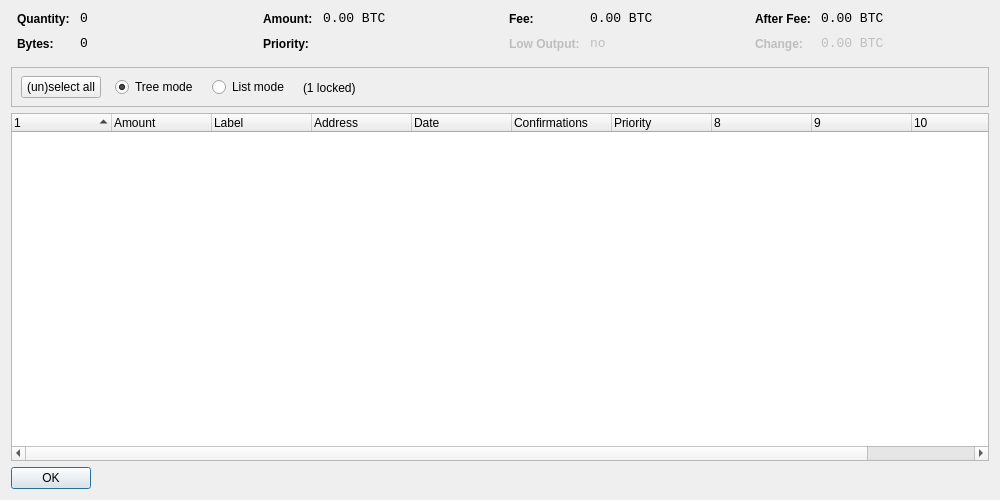
ledvina/zencoin, file src/qt/forms/coincontroldialog.ui: the form before one commit.
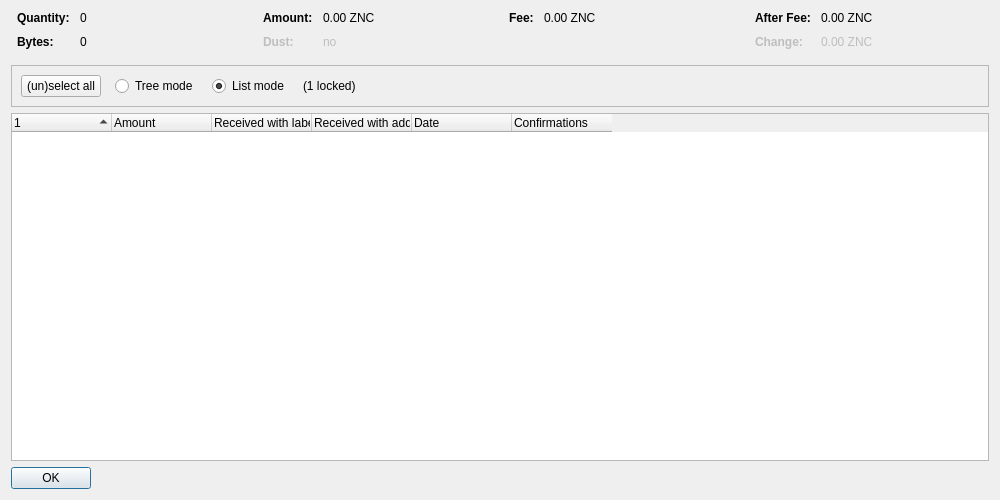
The form after the commit. Custom widgets are drawn as their Qt base class.

Diff of the .ui file:
```diff
--- a/src/qt/forms/coincontroldialog.ui
+++ b/src/qt/forms/coincontroldialog.ui
@@ -38,8 +38,11 @@
        </property>
        <item row="0" column="0">
         <widget class="QLabel" name="labelCoinControlQuantityText">
-         <property name="styleSheet">
-          <string notr="true">font-weight:bold;</string>
+         <property name="font">
+          <font>
+           <weight>75</weight>
+           <bold>true</bold>
+          </font>
          </property>
          <property name="text">
           <string>Quantity:</string>
@@ -48,12 +51,6 @@
        </item>
        <item row="0" column="1">
         <widget class="QLabel" name="labelCoinControlQuantity">
-         <property name="font">
-          <font>
-           <family>Monospace</family>
-           <pointsize>10</pointsize>
-          </font>
-         </property>
          <property name="cursor">
           <cursorShape>IBeamCursor</cursorShape>
          </property>
@@ -70,8 +67,11 @@
        </item>
        <item row="1" column="0">
         <widget class="QLabel" name="labelCoinControlBytesText">
-         <property name="styleSheet">
-          <string notr="true">font-weight:bold;</string>
+         <property name="font">
+          <font>
+           <weight>75</weight>
+           <bold>true</bold>
+          </font>
          </property>
          <property name="text">
           <string>Bytes:</string>
@@ -80,12 +80,6 @@
        </item>
        <item row="1" column="1">
         <widget class="QLabel" name="labelCoinControlBytes">
-         <property name="font">
-          <font>
-           <family>Monospace</family>
-           <pointsize>10</pointsize>
-          </font>
-         </property>
          <property name="cursor">
           <cursorShape>IBeamCursor</cursorShape>
          </property>
@@ -118,8 +112,11 @@
        </property>
        <item row="0" column="0">
         <widget class="QLabel" name="labelCoinControlAmountText">
-         <property name="styleSheet">
-          <string notr="true">font-weight:bold;</string>
+         <property name="font">
+          <font>
+           <weight>75</weight>
+           <bold>true</bold>
+          </font>
          </property>
          <property name="text">
           <string>Amount:</string>
@@ -128,12 +125,6 @@
        </item>
        <item row="0" column="1">
         <widget class="QLabel" name="labelCoinControlAmount">
-         <property name="font">
-          <font>
-           <family>Monospace</family>
-           <pointsize>10</pointsize>
-          </font>
-         </property>
          <property name="cursor">
           <cursorShape>IBeamCursor</cursorShape>
          </property>
@@ -141,7 +132,7 @@
           <enum>Qt::ActionsContextMenu</enum>
          </property>
          <property name="text">
-          <string notr="true">0.00 BTC</string>
+          <string notr="true">0.00 ZNC</string>
          </property>
          <property name="textInteractionFlags">
           <set>Qt::LinksAccessibleByMouse|Qt::TextSelectableByKeyboard|Qt::TextSelectableByMouse</set>
@@ -149,22 +140,25 @@
         </widget>
        </item>
        <item row="1" column="0">
-        <widget class="QLabel" name="labelCoinControlPriorityText">
-         <property name="styleSheet">
-          <string notr="true">font-weight:bold;</string>
+        <widget class="QLabel" name="labelCoinControlLowOutputText">
+         <property name="enabled">
+          <bool>false</bool>
+         </property>
+         <property name="font">
+          <font>
+           <weight>75</weight>
+           <bold>true</bold>
+          </font>
          </property>
          <property name="text">
-          <string>Priority:</string>
+          <string>Dust:</string>
          </property>
         </widget>
        </item>
        <item row="1" column="1">
-        <widget class="QLabel" name="labelCoinControlPriority">
-         <property name="font">
-          <font>
-           <family>Monospace</family>
-           <pointsize>10</pointsize>
-          </font>
+        <widget class="QLabel" name="labelCoinControlLowOutput">
+         <property name="enabled">
+          <bool>false</bool>
          </property>
          <property name="cursor">
           <cursorShape>IBeamCursor</cursorShape>
@@ -173,7 +167,7 @@
           <enum>Qt::ActionsContextMenu</enum>
          </property>
          <property name="text">
-          <string/>
+          <string notr="true">no</string>
          </property>
          <property name="textInteractionFlags">
           <set>Qt::LinksAccessibleByMouse|Qt::TextSelectableByKeyboard|Qt::TextSelectableByMouse</set>
@@ -198,8 +192,11 @@
        </property>
        <item row="0" column="0">
         <widget class="QLabel" name="labelCoinControlFeeText">
-         <property name="styleSheet">
-          <string notr="true">font-weight:bold;</string>
+         <property name="font">
+          <font>
+           <weight>75</weight>
+           <bold>true</bold>
+          </font>
          </property>
          <property name="text">
           <string>Fee:</string>
@@ -208,12 +205,6 @@
        </item>
        <item row="0" column="1">
         <widget class="QLabel" name="labelCoinControlFee">
-         <property name="font">
-          <font>
-           <family>Monospace</family>
-           <pointsize>10</pointsize>
-          </font>
-         </property>
          <property name="cursor">
           <cursorShape>IBeamCursor</cursorShape>
          </property>
@@ -221,45 +212,7 @@
           <enum>Qt::ActionsContextMenu</enum>
          </property>
          <property name="text">
-          <string notr="true">0.00 BTC</string>
-         </property>
-         <property name="textInteractionFlags">
-          <set>Qt::LinksAccessibleByMouse|Qt::TextSelectableByKeyboard|Qt::TextSelectableByMouse</set>
-         </property>
-        </widget>
-       </item>
-       <item row="1" column="0">
-        <widget class="QLabel" name="labelCoinControlLowOutputText">
-         <property name="enabled">
-          <bool>false</bool>
-         </property>
-         <property name="styleSheet">
-          <string notr="true">font-weight:bold;</string>
-         </property>
-         <property name="text">
-          <string>Low Output:</string>
-         </property>
-        </widget>
-       </item>
-       <item row="1" column="1">
-        <widget class="QLabel" name="labelCoinControlLowOutput">
-         <property name="enabled">
-          <bool>false</bool>
-         </property>
-         <property name="font">
-          <font>
-           <family>Monospace</family>
-           <pointsize>10</pointsize>
-          </font>
-         </property>
-         <property name="cursor">
-          <cursorShape>IBeamCursor</cursorShape>
-         </property>
-         <property name="contextMenuPolicy">
-          <enum>Qt::ActionsContextMenu</enum>
-         </property>
-         <property name="text">
-          <string>no</string>
+          <string notr="true">0.00 ZNC</string>
          </property>
          <property name="textInteractionFlags">
           <set>Qt::LinksAccessibleByMouse|Qt::TextSelectableByKeyboard|Qt::TextSelectableByMouse</set>
@@ -284,8 +237,11 @@
        </property>
        <item row="0" column="0">
         <widget class="QLabel" name="labelCoinControlAfterFeeText">
-         <property name="styleSheet">
-          <string notr="true">font-weight:bold;</string>
+         <property name="font">
+          <font>
+           <weight>75</weight>
+           <bold>true</bold>
+          </font>
          </property>
          <property name="text">
           <string>After Fee:</string>
@@ -294,12 +250,6 @@
        </item>
        <item row="0" column="1">
         <widget class="QLabel" name="labelCoinControlAfterFee">
-         <property name="font">
-          <font>
-           <family>Monospace</family>
-           <pointsize>10</pointsize>
-          </font>
-         </property>
          <property name="cursor">
           <cursorShape>IBeamCursor</cursorShape>
          </property>
@@ -307,7 +257,7 @@
           <enum>Qt::ActionsContextMenu</enum>
          </property>
          <property name="text">
-          <string notr="true">0.00 BTC</string>
+          <string notr="true">0.00 ZNC</string>
          </property>
          <property name="textInteractionFlags">
           <set>Qt::LinksAccessibleByMouse|Qt::TextSelectableByKeyboard|Qt::TextSelectableByMouse</set>
@@ -319,8 +269,11 @@
          <property name="enabled">
           <bool>false</bool>
          </property>
-         <property name="styleSheet">
-          <string notr="true">font-weight:bold;</string>
+         <property name="font">
+          <font>
+           <weight>75</weight>
+           <bold>true</bold>
+          </font>
          </property>
          <property name="text">
           <string>Change:</string>
@@ -332,12 +285,6 @@
          <property name="enabled">
           <bool>false</bool>
          </property>
-         <property name="font">
-          <font>
-           <family>Monospace</family>
-           <pointsize>10</pointsize>
-          </font>
-         </property>
          <property name="cursor">
           <cursorShape>IBeamCursor</cursorShape>
          </property>
@@ -345,7 +292,7 @@
           <enum>Qt::ActionsContextMenu</enum>
          </property>
          <property name="text">
-          <string notr="true">0.00 BTC</string>
+          <string notr="true">0.00 ZNC</string>
          </property>
          <property name="textInteractionFlags">
           <set>Qt::LinksAccessibleByMouse|Qt::TextSelectableByKeyboard|Qt::TextSelectableByMouse</set>
@@ -370,15 +317,8 @@
      <property name="frameShadow">
       <enum>QFrame::Sunken</enum>
      </property>
-     <widget class="QWidget" name="horizontalLayoutWidget">
-      <property name="geometry">
-       <rect>
-        <x>10</x>
-        <y>0</y>
-        <width>781</width>
-        <height>41</height>
-       </rect>
-      </property>
+     <layout class="QHBoxLayout" name="horizontalLayout">
+      <item>
       <layout class="QHBoxLayout" name="horizontalLayoutPanel" stretch="0,0,0,0,0">
        <property name="spacing">
         <number>14</number>
@@ -394,6 +334,9 @@
          <property name="text">
           <string>(un)select all</string>
          </property>
+          <property name="autoDefault">
+           <bool>false</bool>
+          </property>
         </widget>
        </item>
        <item>
@@ -407,9 +350,6 @@
          <property name="text">
           <string>Tree mode</string>
          </property>
-         <property name="checked">
-          <bool>true</bool>
-         </property>
         </widget>
        </item>
        <item>
@@ -423,6 +363,9 @@
          <property name="text">
           <string>List mode</string>
          </property>
+          <property name="checked">
+           <bool>true</bool>
+          </property>
         </widget>
        </item>
        <item>
@@ -446,7 +389,8 @@
         </spacer>
        </item>
       </layout>
-     </widget>
+      </item>
+     </layout>
     </widget>
    </item>
    <item>
@@ -458,7 +402,7 @@
       <bool>false</bool>
      </property>
      <property name="columnCount">
-      <number>11</number>
+      <number>6</number>
      </property>
      <attribute name="headerShowSortIndicator" stdset="0">
       <bool>true</bool>
@@ -478,12 +422,12 @@
      </column>
      <column>
       <property name="text">
-       <string notr="true">Label</string>
+       <string>Received with label</string>
       </property>
      </column>
      <column>
       <property name="text">
-       <string>Address</string>
+       <string>Received with address</string>
       </property>
      </column>
      <column>
@@ -499,11 +443,6 @@
        <string>Confirmed</string>
       </property>
      </column>
-     <column>
-      <property name="text">
-       <string>Priority</string>
-      </property>
-     </column>
      <column>
       <property name="text">
        <string/>
```
Left out of the diff: 6 changed lines with no effect on the pictures. Lines whose indentation alone changed are shown as unchanged.
